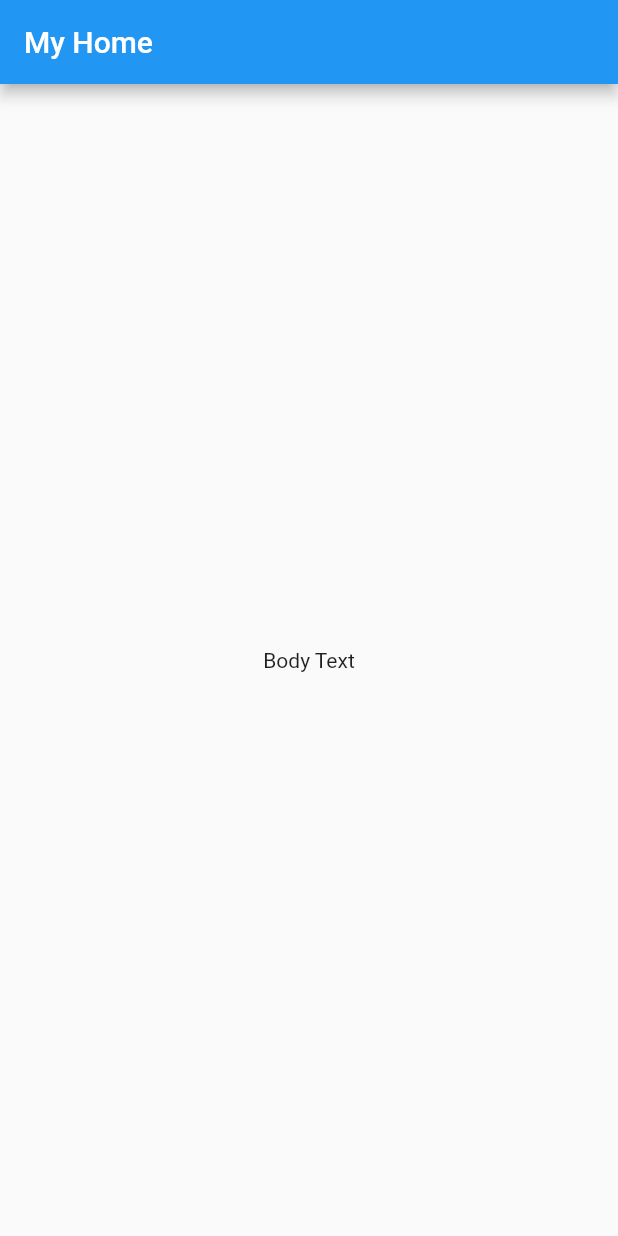
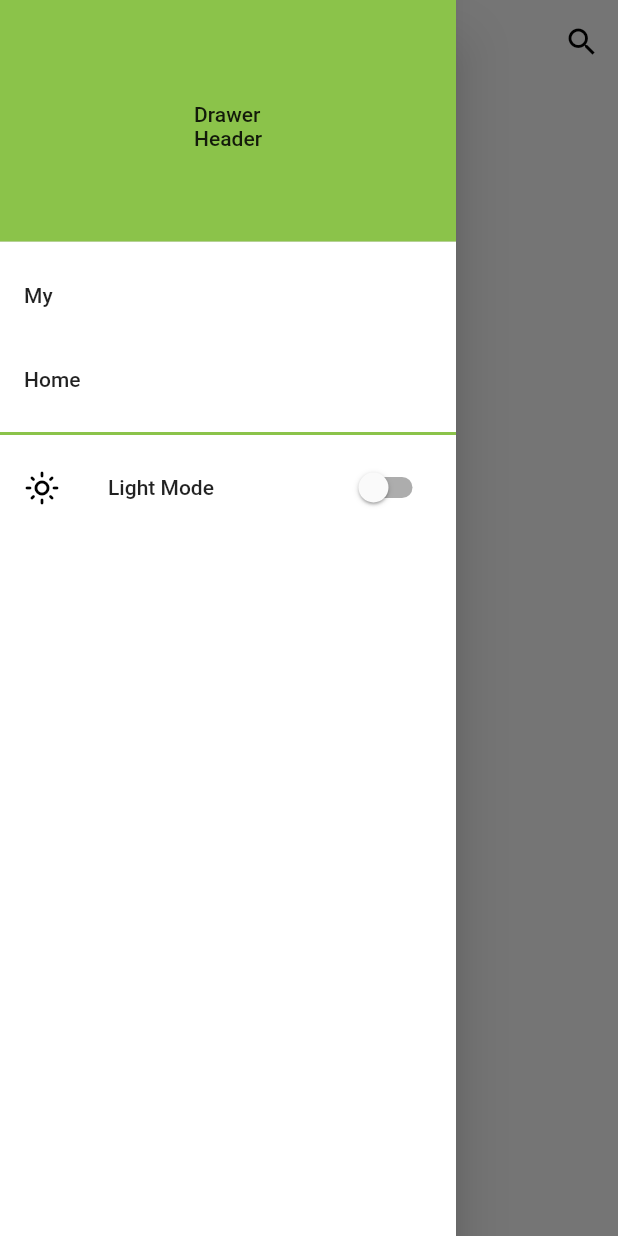
Before and after one commit to nbakh16/rest_api, a Flutter app: the screen it shows after launch, with the side drawer open (before the commit the screen has no drawer), on a phone screen of 412 x 824 dp. Run offline on Flutter 3.47's test engine with Material 2 defaults, Android fonts, the phone set to English and light mode, and no system bars; our stand-ins replace shared_preferences.

Commit message:
necessary ui with changeable theme

```diff
--- /dev/null
+++ b/lib/constants/theme_data.dart
@@ -0,0 +1,20 @@
+import 'package:flutter/material.dart';
+
+class ThemeStyles{
+  static ThemeData themeData(BuildContext context, bool isDark){
+    return ThemeData(
+      scaffoldBackgroundColor: isDark ? Colors.black45 : Colors.white,
+      primaryColor: isDark ? Colors.deepPurple : Colors.lightGreen,
+      colorScheme: ThemeData().colorScheme.copyWith(
+        secondary: isDark ? Colors.deepPurple : Colors.black,
+        brightness: isDark ? Brightness.dark : Brightness.light,
+      ),
+      cardColor: isDark ? Colors.black45 : Colors.grey[50],
+      canvasColor: isDark ? Colors.black26 : Colors.white,
+
+      buttonTheme: Theme.of(context).buttonTheme.copyWith(
+        colorScheme: isDark ? const ColorScheme.dark() : const ColorScheme.light()
+      )
+    );
+  }
+}
--- a/lib/main.dart
+++ b/lib/main.dart
@@ -1,22 +1,53 @@
 import 'package:flutter/material.dart';
-import 'package:rest_api/view/home.dart';
+import 'package:provider/provider.dart';
+import 'package:rest_api/provider/dark_theme_provider.dart';
+import 'package:rest_api/view/home_view.dart';
+
+import 'constants/theme_data.dart';
 
 void main() {
-  runApp(const MyApp());
+  runApp(MyApp());
 }
 
-class MyApp extends StatelessWidget {
-  const MyApp({super.key});
+class MyApp extends StatefulWidget {
+  MyApp({super.key});
+
+  @override
+  State<MyApp> createState() => _MyAppState();
+}
+
+class _MyAppState extends State<MyApp> {
+  DarkThemeProvider darkThemeProvider = DarkThemeProvider();
+
+  void getCurrentAppTheme() async {
+    darkThemeProvider.setDarkTheme = await darkThemeProvider.darkThemePrefs.getTheme();
+  }
+
+  @override
+  void initState() {
+    getCurrentAppTheme(); //get previously used theme
+    super.initState();
+  }
 
   // This widget is the root of your application.
   @override
   Widget build(BuildContext context) {
-    return MaterialApp(
-      title: 'Flutter Demo',
-      theme: ThemeData(
-        primarySwatch: Colors.blue,
+    return MultiProvider(
+      providers: [
+        ChangeNotifierProvider(create: (_){
+          return darkThemeProvider;
+        })
+      ],
+      child: Consumer<DarkThemeProvider>(
+        builder: (context, darkThemeProvider, child) {
+          return MaterialApp(
+            debugShowCheckedModeBanner: false,
+            title: 'Flutter Demo',
+            theme: ThemeStyles.themeData(context, darkThemeProvider.getDarkTheme),
+            home: const HomeView(),
+          );
+        }
       ),
-      home: const MyHomeView(),
     );
   }
 }
--- /dev/null
+++ b/lib/provider/dark_theme_provider.dart
@@ -0,0 +1,16 @@
+import 'package:flutter/cupertino.dart';
+
+import '../services/dark_theme_prefs.dart';
+
+class DarkThemeProvider with ChangeNotifier {
+  DarkThemePrefs darkThemePrefs = DarkThemePrefs();
+
+  bool darkTheme = false;
+  bool get getDarkTheme => darkTheme;
+
+  set setDarkTheme (bool value) {
+    darkTheme = value;
+    darkThemePrefs.setDarkTheme(value);
+    notifyListeners();
+  }
+}
--- /dev/null
+++ b/lib/services/dark_theme_prefs.dart
@@ -0,0 +1,15 @@
+import 'package:shared_preferences/shared_preferences.dart';
+
+class DarkThemePrefs{
+  static const THEME_STATUS = "THEMESTATUS";
+
+  setDarkTheme(bool value) async {
+    SharedPreferences prefs = await SharedPreferences.getInstance();
+    prefs.setBool(THEME_STATUS, value);
+  }
+
+  Future<bool> getTheme() async {
+    SharedPreferences prefs = await SharedPreferences.getInstance();
+    return prefs.getBool(THEME_STATUS) ?? false; //if null return light theme
+  }
+}
--- a/lib/view/home.dart
+++ /dev/null
@@ -1,13 +0,0 @@
-import 'package:flutter/material.dart';
-
-class MyHomeView extends StatelessWidget {
-  const MyHomeView({super.key});
-
-  @override
-  Widget build(BuildContext context) {
-    return Scaffold(
-      appBar: AppBar(title: const Text("My Home")),
-      body: Center(child: const Text("Body Text")),
-    );
-  }
-}
--- /dev/null
+++ b/lib/view/home_view.dart
@@ -0,0 +1,42 @@
+import 'package:flutter/material.dart';
+import 'package:provider/provider.dart';
+import 'package:rest_api/provider/dark_theme_provider.dart';
+import '../widgets/my_drawer.dart';
+
+class HomeView extends StatelessWidget {
+  const HomeView({super.key});
+
+  @override
+  Widget build(BuildContext context) {
+
+    return SafeArea(
+      child: Scaffold(
+        appBar: AppBar(
+          title: Text("My Home",
+            style: TextStyle(color: Provider.of<DarkThemeProvider>(context).getDarkTheme
+                ? Colors.white : Colors.black),),
+          iconTheme: IconThemeData(color: Provider.of<DarkThemeProvider>(context).getDarkTheme
+              ? Colors.white : Colors.black),
+          elevation: 0,
+          backgroundColor: Theme.of(context).scaffoldBackgroundColor,
+          actions: [
+            IconButton(
+              onPressed: (){},
+              icon: const Icon(Icons.search)
+            )
+          ],
+        ),
+        drawer: const MyDrawer(),
+        body: Center(
+            child: Column(
+              mainAxisAlignment: MainAxisAlignment.center,
+              children: [
+                const Text("Body Text"),
+
+              ],
+            )
+        ),
+      ),
+    );
+  }
+}
--- /dev/null
+++ b/lib/widgets/my_drawer.dart
@@ -0,0 +1,55 @@
+import 'package:flutter/material.dart';
+import 'package:provider/provider.dart';
+
+import '../provider/dark_theme_provider.dart';
+import 'my_list_tile.dart';
+
+class MyDrawer extends StatefulWidget {
+  const MyDrawer({Key? key}) : super(key: key);
+
+  @override
+  State<MyDrawer> createState() => _MyDrawerState();
+}
+
+class _MyDrawerState extends State<MyDrawer> {
+  @override
+  Widget build(BuildContext context) {
+
+    final themeState = Provider.of<DarkThemeProvider>(context);
+
+    return Drawer(
+      child: ListView(
+        children: [
+          DrawerHeader(
+            decoration: BoxDecoration(
+              color: Theme.of(context).primaryColor
+            ),
+            child: const Center(
+                child: Text("Drawer\nHeader")
+            )
+          ),
+          MyListTile(
+            title: "My",
+            myTap: (){},
+          ),
+          MyListTile(
+            title: "Home",
+            myTap: (){},
+          ),
+          Divider(thickness: 2, color: Theme.of(context).primaryColor),
+          SwitchListTile(
+            title: Text(themeState.getDarkTheme ? "Dark Mode" : "Light Mode"),
+            secondary: Icon(
+              themeState.getDarkTheme ? Icons.dark_mode_outlined : Icons.light_mode_outlined,
+              color: Theme.of(context).colorScheme.secondary,
+            ),
+            onChanged: (bool value){
+              themeState.setDarkTheme = value;
+            },
+            value: themeState.getDarkTheme,
+          )
+        ],
+      ),
+    );
+  }
+}
--- /dev/null
+++ b/lib/widgets/my_list_tile.dart
@@ -0,0 +1,20 @@
+import 'package:flutter/material.dart';
+
+class MyListTile extends StatelessWidget {
+  MyListTile({
+    Key? key, required this.title, required this.myTap
+  }) : super(key: key);
+
+  String title;
+  final Function myTap;
+
+  @override
+  Widget build(BuildContext context) {
+    return ListTile(
+      title: Text(title),
+      onTap: (){
+        myTap();
+      },
+    );
+  }
+}
--- a/pubspec.yaml
+++ b/pubspec.yaml
@@ -36,6 +36,8 @@ dependencies:
   # The following adds the Cupertino Icons font to your application.
   # Use with the CupertinoIcons class for iOS style icons.
   cupertino_icons: ^1.0.2
+  shared_preferences: ^2.0.15
+  provider: ^6.0.4
   get: ^4.6.5
 
 dev_dependencies:
```
Also changed, not shown: pubspec.lock, 1 other file.
